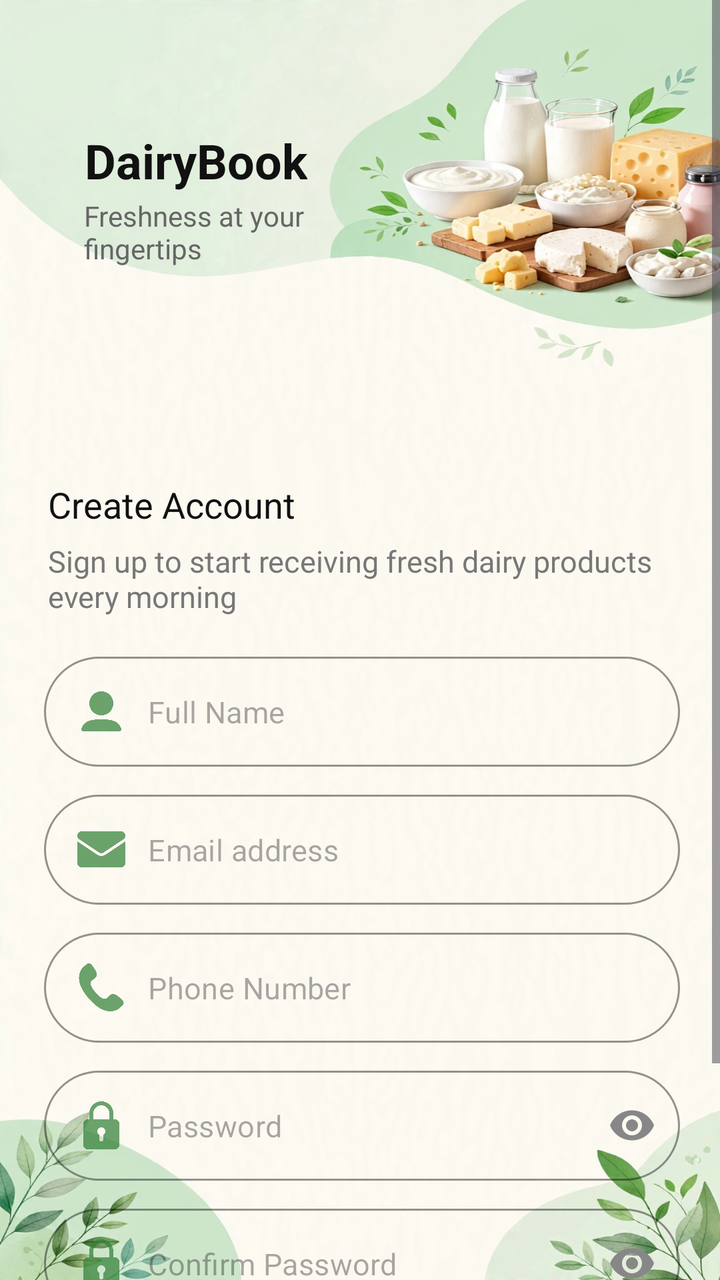
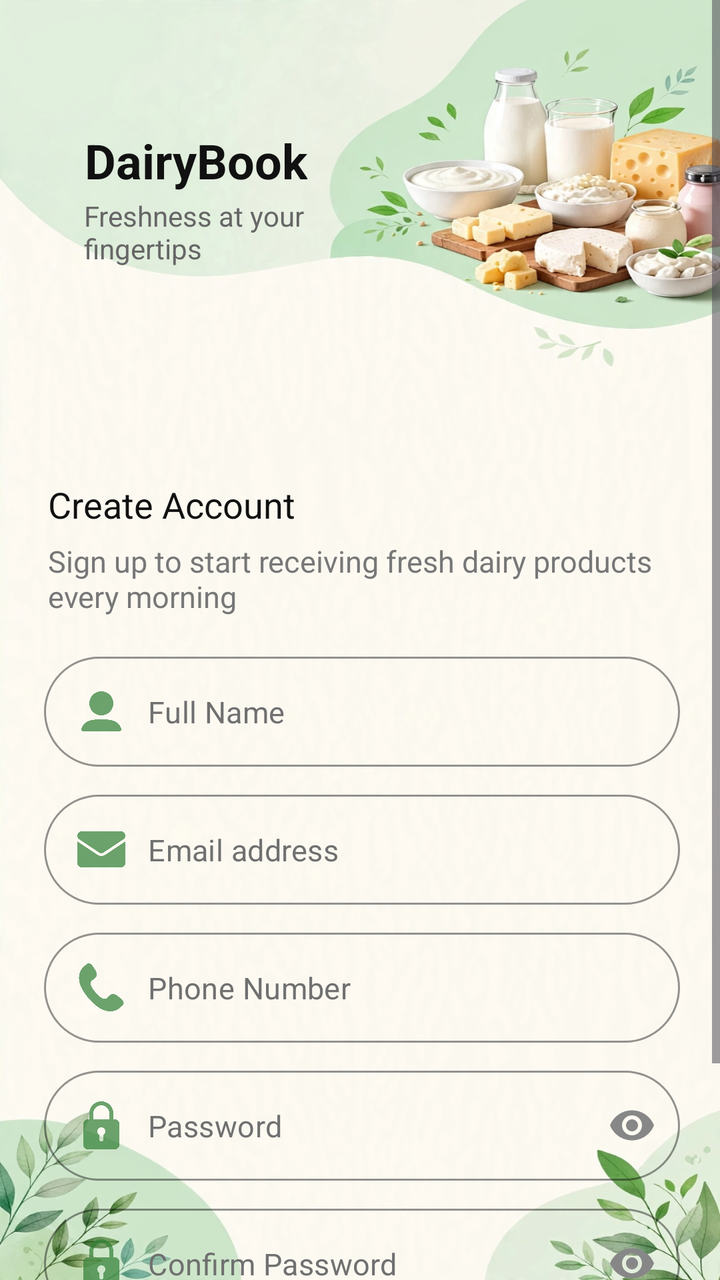

Compare the two renders of this Android layout. The source of the first and the diff that turns it into the second are given below.
<!-- AndroidManifest.xml: application theme Theme.DairyBook -->
<!-- res/layout/activity_register.xml -->
<?xml version="1.0" encoding="utf-8"?>
<ScrollView xmlns:android="http://schemas.android.com/apk/res/android"
    xmlns:app="http://schemas.android.com/apk/res-auto"
    android:layout_width="match_parent"
    android:layout_height="match_parent"
    android:background="@drawable/back2"
    android:fillViewport="true">

    <RelativeLayout
        android:layout_width="match_parent"
        android:layout_height="wrap_content">

        
        <RelativeLayout
            android:id="@+id/topHeader"
            android:layout_width="match_parent"
            android:layout_height="190dp"
            android:background="#00FFEFE6"
            android:padding="20dp">

            
            <LinearLayout
                android:layout_width="wrap_content"
                android:layout_height="wrap_content"
                android:layout_marginTop="44dp"
                android:layout_marginStart="2dp"
                android:orientation="vertical"
                >

                <LinearLayout
                    android:layout_width="wrap_content"
                    android:layout_height="wrap_content"
                    android:gravity="center_vertical"
                    android:orientation="horizontal">

                    
                    <ImageView
                        android:layout_width="32dp"
                        android:layout_height="32dp" />

                    <TextView
                        android:layout_width="wrap_content"
                        android:layout_height="wrap_content"
                        android:layout_marginStart="-12dp"
                        android:text="DairyBook"
                        android:textColor="#111111"
                        android:textSize="24sp"
                        android:textStyle="bold" />
                </LinearLayout>

                <TextView
                    android:layout_width="wrap_content"
                    android:layout_height="wrap_content"
                    android:layout_marginTop="2dp"
                    android:layout_marginStart="20dp"
                    android:text="Freshness at your\nfingertips"
                    android:textColor="#666666"
                    android:textSize="14sp" />
            </LinearLayout>

        </RelativeLayout>

        
        <LinearLayout
            android:layout_width="match_parent"
            android:layout_height="wrap_content"
            android:layout_below="@id/topHeader"
            android:orientation="vertical"
            android:paddingStart="22dp"
            android:paddingEnd="20dp"
            android:layout_marginTop="50dp">

            <TextView
                android:layout_width="wrap_content"
                android:layout_height="wrap_content"
                android:text="Create Account"
                android:textColor="#111111"
                android:textSize="18sp"
                android:layout_marginStart="2dp"
                 />

            <TextView
                android:layout_width="wrap_content"
                android:layout_height="wrap_content"
                android:layout_marginTop="6dp"
                android:text="Sign up to start receiving fresh dairy products every morning"
                android:textColor="#777777"
                android:textSize="15sp"
                android:layout_marginStart="2dp"/>

            
            <com.google.android.material.textfield.TextInputLayout
                style="@style/Widget.MaterialComponents.TextInputLayout.OutlinedBox"
                android:layout_width="match_parent"
                android:layout_height="55dp"
                android:layout_marginTop="20dp"
                app:boxBackgroundColor="#00E8F5E9"
                app:boxCornerRadiusBottomEnd="30dp"
                app:boxCornerRadiusBottomStart="30dp"
                app:boxCornerRadiusTopEnd="30dp"
                app:boxCornerRadiusTopStart="30dp"
                app:boxStrokeColor="#cccccc"
                app:hintEnabled="false"
                app:startIconDrawable="@drawable/ic_user_small"
                app:startIconTint="#B32E7D32">

                <com.google.android.material.textfield.TextInputEditText
                    android:id="@+id/etFullName"
                    android:layout_width="match_parent"
                    android:layout_height="match_parent"
                    android:hint="Full Name"
                    android:inputType="textPersonName"
                    android:paddingHorizontal="16dp"
                    android:textColor="#111111"
                    android:textSize="15sp" />
            </com.google.android.material.textfield.TextInputLayout>

            
            <com.google.android.material.textfield.TextInputLayout
                style="@style/Widget.MaterialComponents.TextInputLayout.OutlinedBox"
                android:layout_width="match_parent"
                android:layout_height="55dp"
                android:layout_marginTop="14dp"
                app:boxBackgroundColor="#00E8F5E9"
                app:boxCornerRadiusBottomEnd="30dp"
                app:boxCornerRadiusBottomStart="30dp"
                app:boxCornerRadiusTopEnd="30dp"
                app:boxCornerRadiusTopStart="30dp"
                app:boxStrokeColor="#cccccc"
                app:hintEnabled="false"
                app:startIconDrawable="@drawable/ic_email_small"
                app:startIconTint="#B32E7D32">

                <com.google.android.material.textfield.TextInputEditText
                    android:id="@+id/etRegEmail"
                    android:layout_width="match_parent"
                    android:layout_height="match_parent"
                    android:hint="Email address"
                    android:inputType="textEmailAddress"
                    android:paddingHorizontal="16dp"
                    android:textColor="#111111"
                    android:textSize="15sp" />
            </com.google.android.material.textfield.TextInputLayout>

            
            <com.google.android.material.textfield.TextInputLayout
                style="@style/Widget.MaterialComponents.TextInputLayout.OutlinedBox"
                android:layout_width="match_parent"
                android:layout_height="55dp"
                android:layout_marginTop="14dp"
                app:boxBackgroundColor="#00E8F5E9"
                app:boxCornerRadiusBottomEnd="30dp"
                app:boxCornerRadiusBottomStart="30dp"
                app:boxCornerRadiusTopEnd="30dp"
                app:boxCornerRadiusTopStart="30dp"
                app:boxStrokeColor="#cccccc"
                app:hintEnabled="false"
                app:startIconDrawable="@drawable/ic_phone_small"
                app:startIconTint="#B32E7D32">

                <com.google.android.material.textfield.TextInputEditText
                    android:id="@+id/etPhone"
                    android:layout_width="match_parent"
                    android:layout_height="match_parent"
                    android:hint="Phone Number"
                    android:inputType="phone"
                    android:paddingHorizontal="16dp"
                    android:textColor="#111111"
                    android:textSize="15sp" />
            </com.google.android.material.textfield.TextInputLayout>

            
            <com.google.android.material.textfield.TextInputLayout
                style="@style/Widget.MaterialComponents.TextInputLayout.OutlinedBox"
                android:layout_width="match_parent"
                android:layout_height="55dp"
                android:layout_marginTop="14dp"
                app:boxBackgroundColor="#00E8F5E9"
                app:boxCornerRadiusBottomEnd="30dp"
                app:boxCornerRadiusBottomStart="30dp"
                app:boxCornerRadiusTopEnd="30dp"
                app:boxCornerRadiusTopStart="30dp"
                app:boxStrokeColor="#cccccc"
                app:endIconMode="password_toggle"
                app:endIconTint="#878787"
                app:hintEnabled="false"
                app:startIconDrawable="@drawable/ic_lock_small"
                app:startIconTint="#B32E7D32">

                <com.google.android.material.textfield.TextInputEditText
                    android:id="@+id/etRegPassword"
                    android:layout_width="match_parent"
                    android:layout_height="match_parent"
                    android:hint="Password"
                    android:inputType="textPassword"
                    android:paddingHorizontal="16dp"
                    android:textColor="#111111"
                    android:textSize="15sp" />
            </com.google.android.material.textfield.TextInputLayout>

            
            <com.google.android.material.textfield.TextInputLayout
                style="@style/Widget.MaterialComponents.TextInputLayout.OutlinedBox"
                android:layout_width="match_parent"
                android:layout_height="55dp"
                android:layout_marginTop="14dp"
                app:boxBackgroundColor="#00E8F5E9"
                app:boxCornerRadiusBottomEnd="30dp"
                app:boxCornerRadiusBottomStart="30dp"
                app:boxCornerRadiusTopEnd="30dp"
                app:boxCornerRadiusTopStart="30dp"
                app:boxStrokeColor="#cccccc"
                app:endIconMode="password_toggle"
                app:endIconTint="#878787"
                app:hintEnabled="false"
                app:startIconDrawable="@drawable/ic_lock_small"
                app:startIconTint="#B32E7D32">

                <com.google.android.material.textfield.TextInputEditText
                    android:id="@+id/etConfirmPassword"
                    android:layout_width="match_parent"
                    android:layout_height="match_parent"
                    android:hint="Confirm Password"
                    android:inputType="textPassword"
                    android:paddingHorizontal="16dp"
                    android:textColor="#111111"
                    android:textSize="15sp" />
            </com.google.android.material.textfield.TextInputLayout>

            
            <com.google.android.material.button.MaterialButton
                android:id="@+id/btnRegister"
                android:layout_width="match_parent"
                android:layout_height="48dp"
                android:layout_marginTop="24dp"
                android:backgroundTint="#4CAF50"
                android:text="Sign Up  ➔"
                android:textAllCaps="false"
                android:textColor="#FFFFFF"
                android:textSize="16sp"
                android:textStyle="bold"
                app:cornerRadius="25dp" />

            
            <LinearLayout
                android:layout_width="wrap_content"
                android:layout_height="wrap_content"
                android:layout_gravity="center_horizontal"
                android:layout_marginTop="20dp"
                android:orientation="horizontal">

                <TextView
                    android:layout_width="wrap_content"
                    android:layout_height="wrap_content"
                    android:text="Already have an account? "
                    android:textColor="#666666"
                    android:textSize="14sp" />

                <TextView
                    android:id="@+id/tvLogin"
                    android:layout_width="wrap_content"
                    android:layout_height="wrap_content"
                    android:text="Log in"
                    android:textColor="#FF5722"
                    android:textSize="14sp"
                    android:textStyle="bold" />
            </LinearLayout>

        </LinearLayout>
    </RelativeLayout>
</ScrollView>
<!-- resources referenced by this layout -->
<resources>
  <!-- drawable back2: jpg bitmap (drawable, 110158 bytes) -->
  <!-- drawable ic_email_small (drawable) -->
  <?xml version="1.0" encoding="utf-8"?>
  <layer-list xmlns:android="http://schemas.android.com/apk/res/android">
      <item
          android:left="15dp"
          android:right="6dp"
          android:width="24dp"
          android:height="24dp"
          android:drawable="@drawable/email" />
  </layer-list>
  <!-- drawable ic_lock_small (drawable) -->
  <?xml version="1.0" encoding="utf-8"?>
  <layer-list xmlns:android="http://schemas.android.com/apk/res/android">
      <item
          android:left="15dp"
          android:right="6dp"
          android:width="24dp"
          android:height="24dp"
          android:drawable="@drawable/lock" />
  </layer-list>
  <!-- drawable ic_phone_small (drawable) -->
  <?xml version="1.0" encoding="utf-8"?>
  <layer-list xmlns:android="http://schemas.android.com/apk/res/android">
      <item
          android:left="15dp"
          android:right="6dp"
          android:width="24dp"
          android:height="24dp"
          android:drawable="@drawable/phone" />
  </layer-list>
  <!-- drawable ic_user_small (drawable) -->
  <?xml version="1.0" encoding="utf-8"?>
  <layer-list xmlns:android="http://schemas.android.com/apk/res/android">
      <item
          android:left="15dp"
          android:right="6dp"
          android:width="24dp"
          android:height="24dp"
          android:drawable="@drawable/user" />
  </layer-list>
  <style name="Theme.DairyBook" parent="Base.Theme.DairyBook" />
  <!-- drawable email: png bitmap (drawable, 6136 bytes) -->
  <!-- drawable lock: png bitmap (drawable, 8813 bytes) -->
  <!-- drawable phone: png bitmap (drawable, 5768 bytes) -->
  <!-- drawable user: png bitmap (drawable, 8450 bytes) -->
  <style name="Base.Theme.DairyBook" parent="Theme.Material3.DayNight.NoActionBar">
          
          
      </style>
</resources>

<!-- the commit's change to res/layout/activity_register.xml (unified diff, before → after) -->
@@ -112,6 +112,7 @@
                     android:inputType="textPersonName"
                     android:paddingHorizontal="16dp"
                     android:textColor="#111111"
+                    android:textColorHint="#707070"
                     android:textSize="15sp" />
             </com.google.android.material.textfield.TextInputLayout>
 
@@ -139,6 +140,7 @@
                     android:inputType="textEmailAddress"
                     android:paddingHorizontal="16dp"
                     android:textColor="#111111"
+                    android:textColorHint="#707070"
                     android:textSize="15sp" />
             </com.google.android.material.textfield.TextInputLayout>
 
@@ -166,6 +168,7 @@
                     android:inputType="phone"
                     android:paddingHorizontal="16dp"
                     android:textColor="#111111"
+                    android:textColorHint="#707070"
                     android:textSize="15sp" />
             </com.google.android.material.textfield.TextInputLayout>
 
@@ -195,6 +198,7 @@
                     android:inputType="textPassword"
                     android:paddingHorizontal="16dp"
                     android:textColor="#111111"
+                    android:textColorHint="#707070"
                     android:textSize="15sp" />
             </com.google.android.material.textfield.TextInputLayout>
 
@@ -224,6 +228,7 @@
                     android:inputType="textPassword"
                     android:paddingHorizontal="16dp"
                     android:textColor="#111111"
+                    android:textColorHint="#707070"
                     android:textSize="15sp" />
             </com.google.android.material.textfield.TextInputLayout>
 
